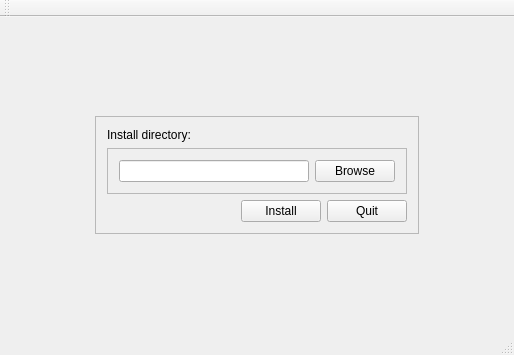
Before: the Qt Designer form installer/Installer/mainwindow.ui in fnugrahendi/petuk.corp, drawn with Qt 5.
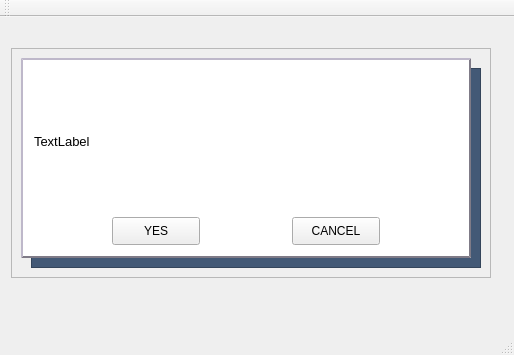
After: the same form once the commit is applied.

Commit message: Installer devel

What changed in the file:
```diff
--- a/installer/Installer/mainwindow.ui
+++ b/installer/Installer/mainwindow.ui
@@ -18,7 +18,7 @@
     <item>
      <widget class="QStackedWidget" name="stackedWidget">
       <property name="currentIndex">
-       <number>0</number>
+       <number>1</number>
       </property>
       <widget class="QWidget" name="page">
        <layout class="QGridLayout" name="gridLayout_3">
@@ -89,7 +89,7 @@
            <item row="0" column="0" colspan="3">
             <widget class="QLabel" name="lb_Judul">
              <property name="text">
-              <string>Install directory:</string>
+              <string>-   Install directory:</string>
              </property>
             </widget>
            </item>
@@ -150,7 +150,180 @@
         </item>
        </layout>
       </widget>
-      <widget class="QWidget" name="page_2"/>
+      <widget class="QWidget" name="st_Popup">
+       <widget class="QFrame" name="fr_Popup">
+        <property name="geometry">
+         <rect>
+          <x>0</x>
+          <y>20</y>
+          <width>480</width>
+          <height>230</height>
+         </rect>
+        </property>
+        <property name="minimumSize">
+         <size>
+          <width>480</width>
+          <height>230</height>
+         </size>
+        </property>
+        <property name="maximumSize">
+         <size>
+          <width>480</width>
+          <height>230</height>
+         </size>
+        </property>
+        <property name="frameShape">
+         <enum>QFrame::StyledPanel</enum>
+        </property>
+        <property name="frameShadow">
+         <enum>QFrame::Raised</enum>
+        </property>
+        <widget class="QFrame" name="fr_Popup_S">
+         <property name="geometry">
+          <rect>
+           <x>20</x>
+           <y>20</y>
+           <width>450</width>
+           <height>200</height>
+          </rect>
+         </property>
+         <property name="minimumSize">
+          <size>
+           <width>450</width>
+           <height>200</height>
+          </size>
+         </property>
+         <property name="maximumSize">
+          <size>
+           <width>450</width>
+           <height>200</height>
+          </size>
+         </property>
+         <property name="styleSheet">
+          <string notr="true">background-color: rgb(67, 89, 118);</string>
+         </property>
+         <property name="frameShape">
+          <enum>QFrame::StyledPanel</enum>
+         </property>
+         <property name="frameShadow">
+          <enum>QFrame::Raised</enum>
+         </property>
+        </widget>
+        <widget class="QFrame" name="fr_Popup_H">
+         <property name="geometry">
+          <rect>
+           <x>10</x>
+           <y>10</y>
+           <width>450</width>
+           <height>200</height>
+          </rect>
+         </property>
+         <property name="minimumSize">
+          <size>
+           <width>450</width>
+           <height>200</height>
+          </size>
+         </property>
+         <property name="maximumSize">
+          <size>
+           <width>450</width>
+           <height>200</height>
+          </size>
+         </property>
+         <property name="styleSheet">
+          <string notr="true">QFrame{
+	background-color: rgb(255, 255, 255);
+	
+	border-color: rgb(127,123, 135);
+	border-width:2px;
+	border-style: outset;
+}
+QLabel{border-width:0px;}
+
+QPushButton{
+	height:20px;
+	width:80px;
+}</string>
+         </property>
+         <property name="frameShape">
+          <enum>QFrame::StyledPanel</enum>
+         </property>
+         <property name="frameShadow">
+          <enum>QFrame::Raised</enum>
+         </property>
+         <layout class="QGridLayout" name="ifr_Popup_H">
+          <item row="1" column="4">
+           <spacer name="horizontalSpacer_6">
+            <property name="orientation">
+             <enum>Qt::Horizontal</enum>
+            </property>
+            <property name="sizeHint" stdset="0">
+             <size>
+              <width>40</width>
+              <height>20</height>
+             </size>
+            </property>
+           </spacer>
+          </item>
+          <item row="1" column="3">
+           <widget class="QPushButton" name="pushButton_2">
+            <property name="text">
+             <string>CANCEL</string>
+            </property>
+           </widget>
+          </item>
+          <item row="1" column="0">
+           <spacer name="horizontalSpacer_5">
+            <property name="orientation">
+             <enum>Qt::Horizontal</enum>
+            </property>
+            <property name="sizeHint" stdset="0">
+             <size>
+              <width>40</width>
+              <height>20</height>
+             </size>
+            </property>
+           </spacer>
+          </item>
+          <item row="1" column="1">
+           <widget class="QPushButton" name="pushButton">
+            <property name="text">
+             <string>YES</string>
+            </property>
+           </widget>
+          </item>
+          <item row="1" column="2">
+           <spacer name="horizontalSpacer_4">
+            <property name="orientation">
+             <enum>Qt::Horizontal</enum>
+            </property>
+            <property name="sizeType">
+             <enum>QSizePolicy::Fixed</enum>
+            </property>
+            <property name="sizeHint" stdset="0">
+             <size>
+              <width>80</width>
+              <height>20</height>
+             </size>
+            </property>
+           </spacer>
+          </item>
+          <item row="0" column="0" colspan="5">
+           <widget class="QLabel" name="lb_Popup_Text">
+            <property name="font">
+             <font>
+              <pointsize>10</pointsize>
+             </font>
+            </property>
+            <property name="text">
+             <string>TextLabel</string>
+            </property>
+           </widget>
+          </item>
+         </layout>
+        </widget>
+       </widget>
+      </widget>
      </widget>
     </item>
    </layout>
```
Left out of the diff: 2 changed lines with no effect on the pictures. The commit also changes 2 other files.
